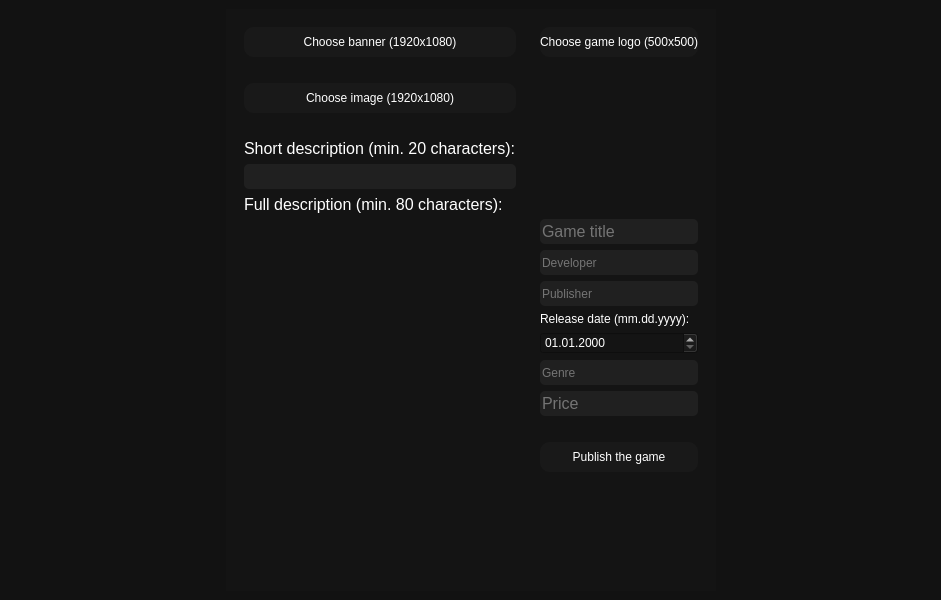
Before: the Qt Designer form Foxlike/gameaddingwindow.ui in Lekantrop-gd/CourseProject, drawn with Qt 5.
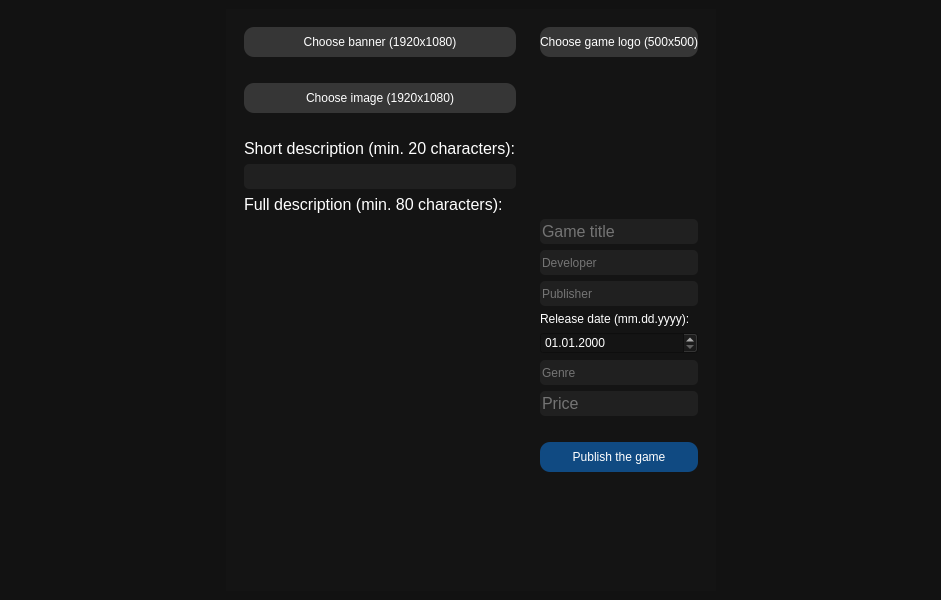
After: the same form once the commit is applied. Icons and pictures are not drawn.

Diff of the .ui file:
```diff
--- a/Foxlike/gameaddingwindow.ui
+++ b/Foxlike/gameaddingwindow.ui
@@ -49,7 +49,7 @@
             <property name="styleSheet">
              <string notr="true">QPushButton {
 	height: 30px;
-	background-color: rgb(25, 25, 25);
+	background: rgb(54, 54, 54);
 	border-radius: 10%;
 }
 
@@ -88,7 +88,7 @@
             <property name="styleSheet">
              <string notr="true">QPushButton {
 	height: 30px;
-	background-color: rgb(25, 25, 25);
+	background-color: rgb(54, 54, 54);
 	border-radius: 10%;
 }
 
@@ -217,7 +217,7 @@
             <property name="styleSheet">
              <string notr="true">QPushButton {
 	height: 30px;
-	background-color: rgb(25, 25, 25);
+	background-color: rgb(54, 54, 54);
 	border-radius: 10%;
 }
 
@@ -397,15 +397,14 @@
             <property name="styleSheet">
              <string notr="true">QPushButton {
 	height: 30px;
-	background-color: rgb(25, 25, 25);
+	background-color: rgb(16, 74, 130);
 	border-radius: 10%;
 }
 
 QPushButton:hover {
 	background-color: rgb(28, 28, 28);
 	border-radius: 5%;
-}
-</string>
+}</string>
             </property>
             <property name="text">
              <string>Publish the game</string>
```
Left out of the diff: 8 changed lines with no effect on the pictures.
